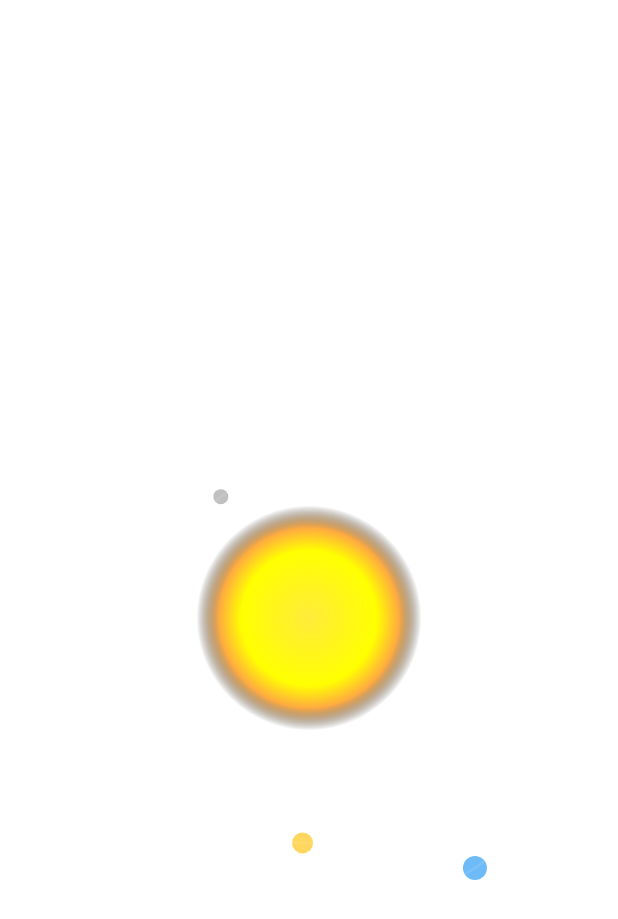
After one commit to sonigeez/Solar-System-Simulator, a Flutter app: the screen it shows after launch, on a phone screen of 412 x 824 dp. The commit adds this screen. Shown: the top 919 px of the screen. Run offline on Flutter 3.47's test engine with Material 2 defaults, Android fonts, the phone set to English and light mode, and no system bars.

Commit message:
abstracted out logic for each planet

```diff
--- a/lib/main.dart
+++ b/lib/main.dart
@@ -1,12 +1,14 @@
-// ignore_for_file: library_private_types_in_public_api
-
 import 'package:flutter/material.dart';
 import 'dart:math';
 
-void main() => runApp(const MyApp());
+import 'package:solar_system_emulation/planet_model.dart';
+import 'package:solar_system_emulation/widgets/planet_widget.dart';
+import 'package:solar_system_emulation/widgets/sun_widget.dart';
 
-class MyApp extends StatelessWidget {
-  const MyApp({super.key});
+void main() => runApp(const SolarEmulatorApp());
+
+class SolarEmulatorApp extends StatelessWidget {
+  const SolarEmulatorApp({super.key});
 
   @override
   Widget build(BuildContext context) {
@@ -23,87 +25,14 @@ class MyApp extends StatelessWidget {
   }
 }
 
-class Planet {
-  final String name;
-  final Color color;
-  final double distanceFromSun;
-  final double radius;
-  final double
-      orbitalDuration; // in seconds based on Earth's time period as 1 second
-
-  Planet({
-    required this.name,
-    required this.color,
-    required this.distanceFromSun,
-    required this.radius,
-    required this.orbitalDuration,
-  });
-}
-
-class SolarSystemPainter extends CustomPainter {
-  final List<Planet> planets;
-  final Animation<double> animation;
-  final double elapsedTime; // Add this
-
-  SolarSystemPainter({
-    required this.planets,
-    required this.animation,
-    this.elapsedTime = 0.0,
-  });
-
-  @override
-  void paint(Canvas canvas, Size size) {
-    const sunRadius = 50.0;
-
-    // Define the neon glow gradient
-    const Gradient sunGlow = RadialGradient(
-      colors: [
-        Colors.yellow,
-        Colors.yellowAccent,
-        Colors.orangeAccent,
-        Colors.transparent,
-      ],
-      stops: [0, 0.6, 0.8, 1],
-    );
-
-    final Offset center = Offset(size.width / 2, size.height / 2);
-    final Rect sunBounds =
-        Rect.fromCircle(center: center, radius: sunRadius * 1.5);
-
-    // Paint the sun with its neon glow
-    final Paint sunPaint = Paint()..shader = sunGlow.createShader(sunBounds);
-
-    canvas.drawCircle(center, sunRadius * 1.5, sunPaint);
-
-    for (var planet in planets) {
-      final double completedOrbits = elapsedTime / planet.orbitalDuration;
-      final double angle = 2 * pi * completedOrbits;
-      final double dx = center.dx + planet.distanceFromSun * cos(angle);
-      final double dy = center.dy + planet.distanceFromSun * sin(angle);
-
-      final planetPaint = Paint()..color = planet.color.withOpacity(0.65);
-      canvas.drawCircle(Offset(dx, dy), planet.radius, planetPaint);
-      final orbitPaint = Paint()
-        ..color = Colors.white10
-        ..style = PaintingStyle.stroke
-        ..strokeWidth = 1.5;
-
-      canvas.drawCircle(center, planet.distanceFromSun, orbitPaint);
-    }
-  }
-
-  @override
-  bool shouldRepaint(covariant CustomPainter oldDelegate) => true;
-}
-
 class SolarSystem extends StatefulWidget {
   const SolarSystem({super.key});
 
   @override
-  _SolarSystemState createState() => _SolarSystemState();
+  SolarSystemState createState() => SolarSystemState();
 }
 
-class _SolarSystemState extends State<SolarSystem>
+class SolarSystemState extends State<SolarSystem>
     with SingleTickerProviderStateMixin {
   late AnimationController _controller;
   final TransformationController _transformationController =
@@ -192,15 +121,23 @@ class _SolarSystemState extends State<SolarSystem>
       builder: (context, child) {
         return InteractiveViewer(
           transformationController: _transformationController,
-          minScale: 0.5, // Minimum zoom scale
-          maxScale: 5.0, // Maximum zoom scale
-          child: CustomPaint(
-            painter: SolarSystemPainter(
-              planets: planets,
-              animation: _controller,
-              elapsedTime: _elapsedTime,
-            ),
-            size: Size.infinite,
+          minScale: 0.1,
+          maxScale: 15.0,
+          child: Stack(
+            children: [
+              const SunWidget(), // You'd need to create a separate SunWidget too
+              ...planets.map((planet) {
+                final double completedOrbits =
+                    _elapsedTime / planet.orbitalDuration;
+                final double angle = 2 * pi * completedOrbits;
+                return PlanetWidget(
+                  planet: planet,
+                  angle: angle,
+                  center: Offset(MediaQuery.of(context).size.width / 2,
+                      MediaQuery.of(context).size.height / 2),
+                );
+              }).toList(),
+            ],
           ),
         );
       },
@@ -210,8 +147,7 @@ class _SolarSystemState extends State<SolarSystem>
   @override
   void dispose() {
     _controller.dispose();
-    _transformationController
-        .dispose(); // Dispose the transformation controller
+    _transformationController.dispose();
     super.dispose();
   }
 }
--- /dev/null
+++ b/lib/planet_model.dart
@@ -0,0 +1,17 @@
+import 'dart:ui';
+
+class Planet {
+  final String name;
+  final Color color;
+  final double distanceFromSun;
+  final double radius;
+  final double orbitalDuration;
+
+  Planet({
+    required this.name,
+    required this.color,
+    required this.distanceFromSun,
+    required this.radius,
+    required this.orbitalDuration,
+  });
+}
--- /dev/null
+++ b/lib/widgets/planet_widget.dart
@@ -0,0 +1,60 @@
+import 'dart:math';
+
+import 'package:flutter/material.dart';
+import 'package:solar_system_emulation/planet_model.dart';
+
+class PlanetWidget extends StatelessWidget {
+  final Planet planet;
+  final double angle;
+  final Offset center;
+
+  const PlanetWidget(
+      {super.key,
+      required this.planet,
+      required this.angle,
+      required this.center});
+
+  @override
+  Widget build(BuildContext context) {
+    final double dx = center.dx;
+    final double dy = center.dy;
+
+    return Positioned(
+      left: dx - planet.distanceFromSun - planet.radius,
+      top: dy - planet.distanceFromSun - planet.radius,
+      child: CustomPaint(
+        painter: PlanetPainter(planet: planet, angle: angle),
+        size: Size(2 * (planet.distanceFromSun + planet.radius),
+            2 * (planet.distanceFromSun + planet.radius)),
+      ),
+    );
+  }
+}
+
+class PlanetPainter extends CustomPainter {
+  final Planet planet;
+  final double angle;
+
+  PlanetPainter({required this.planet, required this.angle});
+
+  @override
+  void paint(Canvas canvas, Size size) {
+    final Offset center = Offset(size.width / 2, size.height / 2);
+    final double dx = center.dx + planet.distanceFromSun * cos(angle);
+    final double dy = center.dy + planet.distanceFromSun * sin(angle);
+
+    final planetPaint = Paint()..color = planet.color.withOpacity(0.65);
+    canvas.drawCircle(Offset(dx, dy), planet.radius, planetPaint);
+
+    final orbitPaint = Paint()
+      ..color = Colors.white10
+      ..style = PaintingStyle.stroke
+      ..strokeWidth = 1.5;
+    canvas.drawCircle(center, planet.distanceFromSun, orbitPaint);
+  }
+
+  @override
+  bool shouldRepaint(PlanetPainter oldDelegate) {
+    return oldDelegate.angle != angle;
+  }
+}
--- /dev/null
+++ b/lib/widgets/sun_widget.dart
@@ -0,0 +1,43 @@
+import 'package:flutter/material.dart';
+
+class SunWidget extends StatelessWidget {
+  const SunWidget({super.key});
+
+  @override
+  Widget build(BuildContext context) {
+    return Positioned(
+      left: MediaQuery.of(context).size.width / 2 - 50.0,
+      top: MediaQuery.of(context).size.height / 2 - 50.0,
+      child: CustomPaint(
+        painter: SunPainter(),
+        size: const Size(100, 100),
+      ),
+    );
+  }
+}
+
+class SunPainter extends CustomPainter {
+  @override
+  void paint(Canvas canvas, Size size) {
+    const sunRadius = 50.0;
+    const Gradient sunGlow = RadialGradient(
+      colors: [
+        Colors.yellow,
+        Colors.yellowAccent,
+        Colors.orangeAccent,
+        Colors.transparent,
+      ],
+      stops: [0, 0.6, 0.8, 1],
+    );
+
+    final Offset center = Offset(size.width / 2, size.height / 2);
+    final Rect sunBounds =
+        Rect.fromCircle(center: center, radius: sunRadius * 1.5);
+
+    final Paint sunPaint = Paint()..shader = sunGlow.createShader(sunBounds);
+    canvas.drawCircle(center, sunRadius * 1.5, sunPaint);
+  }
+
+  @override
+  bool shouldRepaint(CustomPainter oldDelegate) => false;
+}
```
